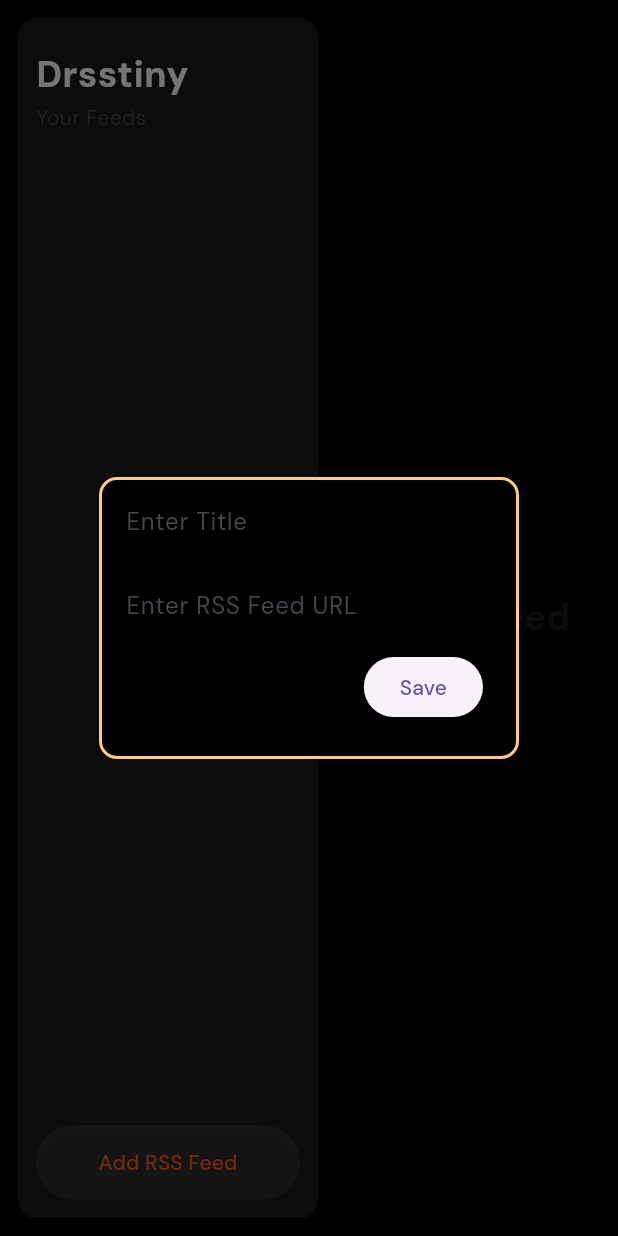
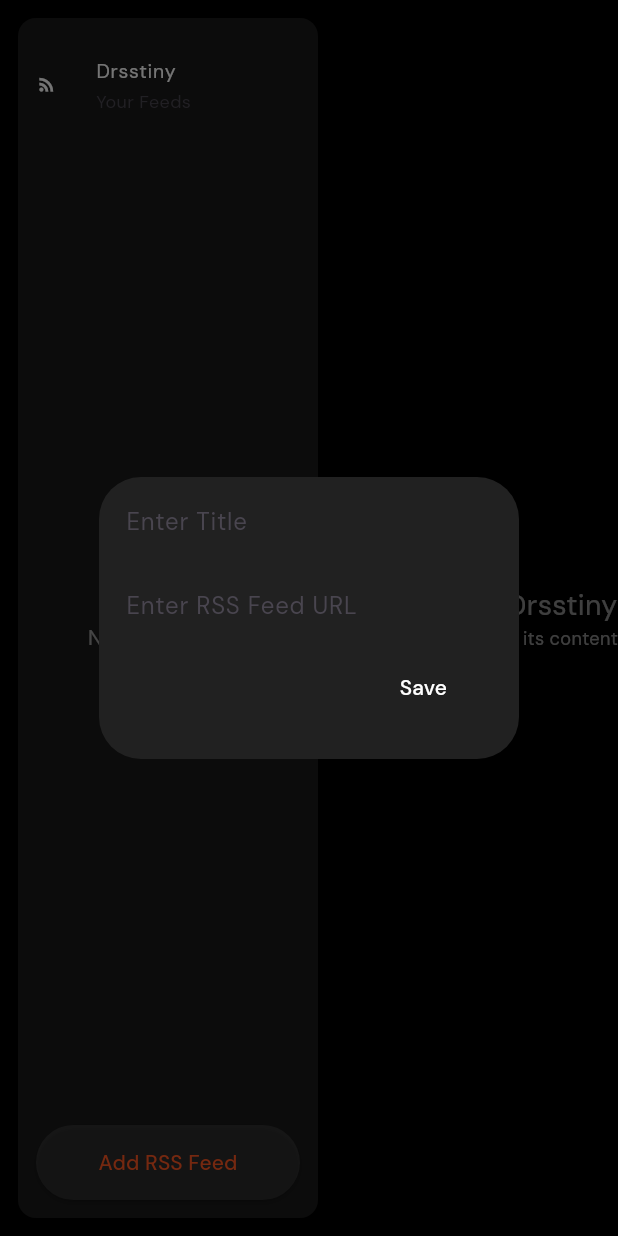
Before and after one commit to itcodehery/rss-reader-desktop, a Flutter app: the screen it shows after launch, after a tap on "Add RSS Feed", on a phone screen of 412 x 824 dp. Run offline on Flutter 3.47's test engine with Material 3 defaults, Android fonts, the light colour scheme and no system bars; our stand-ins replace flutter_riverpod, google_fonts, riverpod_annotation, sqflite, sqflite_common_ffi; missing offline and left inert: rss_dart; accounts and stored records are empty.

Commit message:
ui changes

```diff
--- a/rss_reader/lib/components/feed_drawer.dart
+++ b/rss_reader/lib/components/feed_drawer.dart
@@ -5,7 +5,6 @@ import 'package:rss_reader/models/raw_feed.dart';
 import 'package:flutter_riverpod/flutter_riverpod.dart';
 import 'package:rss_reader/providers/feed_fetcher.dart';
 import 'package:rss_reader/providers/saved_feeds_provider.dart';
-import 'package:rss_reader/providers/selected_feed_provider.dart';
 
 class FeedDrawer extends ConsumerStatefulWidget {
   const FeedDrawer({super.key});
@@ -39,19 +38,23 @@ class _FeedDrawerState extends ConsumerState<FeedDrawer> {
         crossAxisAlignment: CrossAxisAlignment.start,
         children: [
           const ListTile(
+            dense: true,
             contentPadding: EdgeInsets.zero,
+            leading: Icon(
+              Icons.rss_feed_outlined,
+              size: 14,
+              color: Colors.white,
+            ),
             title: Text(
               'Drsstiny',
               style: TextStyle(
-                fontSize: 24,
-                fontWeight: FontWeight.bold,
                 color: Colors.white,
               ),
             ),
             subtitle: Text("Your Feeds"),
           ),
           const SizedBox(height: 12),
-          if (feeds.isNotEmpty)
+          if (feeds.isNotEmpty) ...[
             ListView.builder(
               shrinkWrap: true,
               itemCount: feeds.length,
@@ -63,6 +66,15 @@ class _FeedDrawerState extends ConsumerState<FeedDrawer> {
               },
             ),
             const Spacer(),
+          ] else
+            const Expanded(
+              child: Center(
+                child: Text(
+                  "No feeds added",
+                  style: TextStyle(color: Colors.white54),
+                ),
+              ),
+            ),
           ElevatedButton(
               style: const ButtonStyle(
                 // width max
@@ -98,28 +110,27 @@ class TextBox extends ConsumerWidget {
     TextEditingController titleController = TextEditingController();
     TextEditingController urlController = TextEditingController();
     final savedFeeds = ref.watch(savedFeedsProvider.notifier);
+    GlobalKey<FormState> formKey = GlobalKey<FormState>();
 
     return AlertDialog(
-      backgroundColor: Colors.black,
+      backgroundColor: Colors.grey.shade900,
       titlePadding: const EdgeInsets.all(0),
       contentPadding: const EdgeInsets.all(2),
-      shape: RoundedRectangleBorder(
-          borderRadius: BorderRadius.circular(12),
-          side: BorderSide(
-            color: Colors.orange[200]!,
-            width: 2,
-          )),
-      content: Column(
+      content: Form(
+        key: formKey,
+        child: Column(
           mainAxisSize: MainAxisSize.min,
           children: [
-          TextField(
+            TextFormField(
+              style: const TextStyle(color: Colors.white),
               decoration: const InputDecoration(
                 hintText: "Enter Title",
                 border: OutlineInputBorder(borderSide: BorderSide.none),
               ),
               controller: titleController,
             ),
-          TextField(
+            TextFormField(
+              style: const TextStyle(color: Colors.white),
               decoration: const InputDecoration(
                 hintText: "Enter RSS Feed URL",
                 border: OutlineInputBorder(borderSide: BorderSide.none),
@@ -128,8 +139,13 @@ class TextBox extends ConsumerWidget {
             ),
           ],
         ),
+      ),
       actions: [
         ElevatedButton(
+          style: const ButtonStyle(
+              backgroundColor: WidgetStatePropertyAll(Colors.transparent),
+              foregroundColor: WidgetStatePropertyAll(Colors.white),
+              elevation: WidgetStatePropertyAll(0)),
           onPressed: () async {
             RawFeed? feed;
             await getFeedType(urlController.text).then((type) {
--- a/rss_reader/lib/components/feed_home.dart
+++ b/rss_reader/lib/components/feed_home.dart
@@ -3,30 +3,49 @@ import 'package:flutter_riverpod/flutter_riverpod.dart';
 import 'package:rss_reader/providers/feed_fetcher.dart';
 import 'package:rss_reader/providers/selected_feed_provider.dart';
 
-class FeedHome extends ConsumerWidget {
+class FeedHome extends ConsumerStatefulWidget {
   const FeedHome({super.key});
 
   @override
-  Widget build(BuildContext context, WidgetRef ref) {
+  ConsumerState<FeedHome> createState() => _FeedHomeState();
+}
+
+class _FeedHomeState extends ConsumerState<FeedHome> {
+  @override
+  Widget build(BuildContext context) {
     final selectedFeed = ref.watch(selectedFeedProvider);
-
     return selectedFeed == null
-        ? const Center(
-            child: Text(
-              'Select a feed',
-              style: TextStyle(
-                fontSize: 24,
-                fontWeight: FontWeight.bold,
+        ? const Expanded(
+            child: Center(
+              child: FittedBox(
+                child: Column(
+                  mainAxisSize: MainAxisSize.min,
+                  children: [
+                    Text(
+                      'Welcome to Drsstiny',
+                      style: TextStyle(
+                        fontSize: 22,
+                        color: Colors.white54,
+                      ),
+                    ),
+                    Text('Select a feed to view its content',
+                        style: TextStyle(
+                          fontSize: 14,
+                          color: Colors.white54,
+                        )),
+                  ],
+                ),
               ),
             ),
           )
-        : Center(
-            child: Text(
-              selectedFeed.title,
-              style: const TextStyle(
-                color: Colors.white,
-                fontSize: 24,
-                fontWeight: FontWeight.bold,
+        : Expanded(
+            child: Center(
+              child: Text(
+                "${selectedFeed.title} selected",
+                style: const TextStyle(
+                  fontSize: 22,
+                  color: Colors.white54,
+                ),
               ),
             ),
           );
--- a/rss_reader/lib/helpers/database_helper.dart
+++ b/rss_reader/lib/helpers/database_helper.dart
@@ -1,5 +1,6 @@
 import 'package:flutter/material.dart';
 import 'package:rss_reader/models/raw_feed.dart';
+import 'package:rss_reader/providers/feed_fetcher.dart';
 import 'package:sqflite/sqflite.dart';
 
 class DatabaseHelper {
@@ -8,7 +9,7 @@ class DatabaseHelper {
     var db = await openDatabase('saved_feeds.db', onCreate: (db, version) {
       debugPrint("Creating database");
       return db.execute(
-        'CREATE TABLE saved_feeds(id INTEGER PRIMARY KEY, title TEXT, link TEXT)',
+        'CREATE TABLE saved_feeds(id INTEGER PRIMARY KEY, title TEXT, link TEXT, type TEXT)',
       );
     }, version: 1);
 
@@ -24,11 +25,22 @@ class DatabaseHelper {
     return savedFeeds;
   }
 
+  Future<void> deleteFeed(int index) async {
+    var db = await openDatabase('saved_feeds.db', onCreate: (db, version) {
+      debugPrint("Creating database");
+      return db.execute(
+        'CREATE TABLE saved_feeds(id INTEGER PRIMARY KEY, title TEXT, link TEXT, type TEXT)',
+      );
+    }, version: 1);
+
+    await db.delete('saved_feeds', where: 'id = ?', whereArgs: [index]);
+  }
+
   Future<void> saveFeed(RawFeed feed) async {
     var db = await openDatabase('saved_feeds.db', onCreate: (db, version) {
       debugPrint("Creating database");
       return db.execute(
-        'CREATE TABLE saved_feeds(id INTEGER PRIMARY KEY, title TEXT, link TEXT)',
+        'CREATE TABLE saved_feeds(id INTEGER PRIMARY KEY, title TEXT, link TEXT, type TEXT)',
       );
     }, version: 1);
 
@@ -38,4 +50,17 @@ class DatabaseHelper {
   Future<void> deleteDB() async {
     await deleteDatabase('saved_feeds.db');
   }
+
+  String getFeedTypeInString(FeedType type) {
+    switch (type) {
+      case FeedType.rss:
+        return 'RSS 2.0';
+      case FeedType.atom:
+        return 'Atom';
+      case FeedType.rss1:
+        return 'RSS 1.0';
+      default:
+        return 'Unknown';
+    }
+  }
 }
```
Also changed, not shown: rss_reader/lib/components/custom_list_tile.dart (+34 -2 lines), rss_reader/lib/models/raw_feed.dart (+17 -2 lines), rss_reader/lib/providers/feed_fetcher.dart (+1 -55 lines), rss_reader/lib/providers/saved_feeds_provider.dart (+8 -3 lines). Lines whose indentation alone changed are shown as unchanged.
